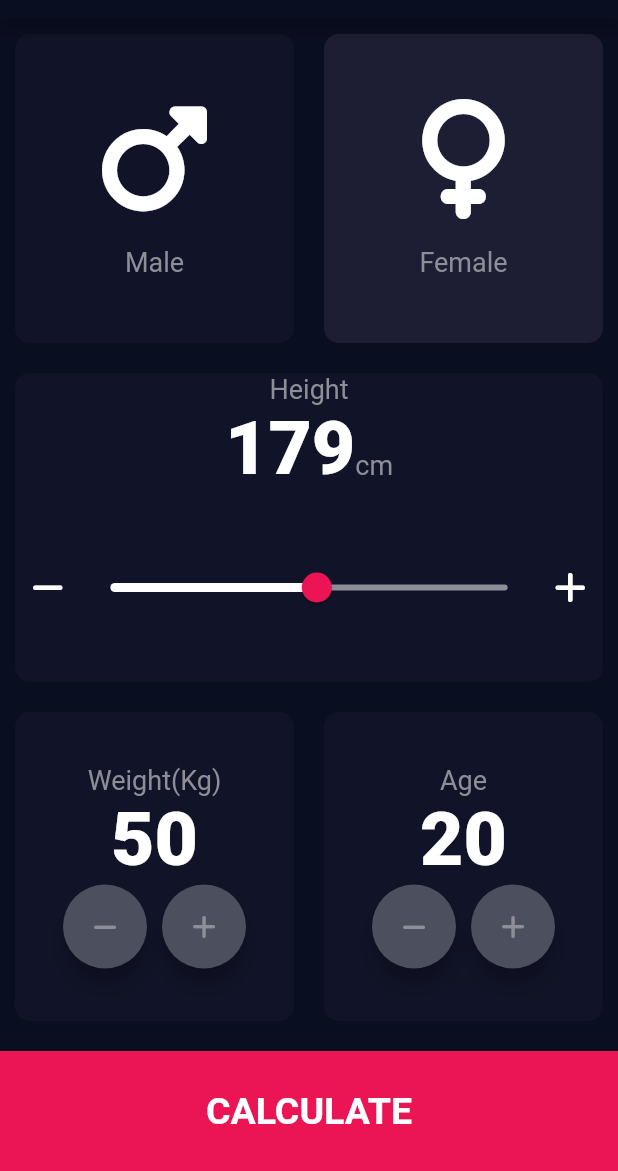
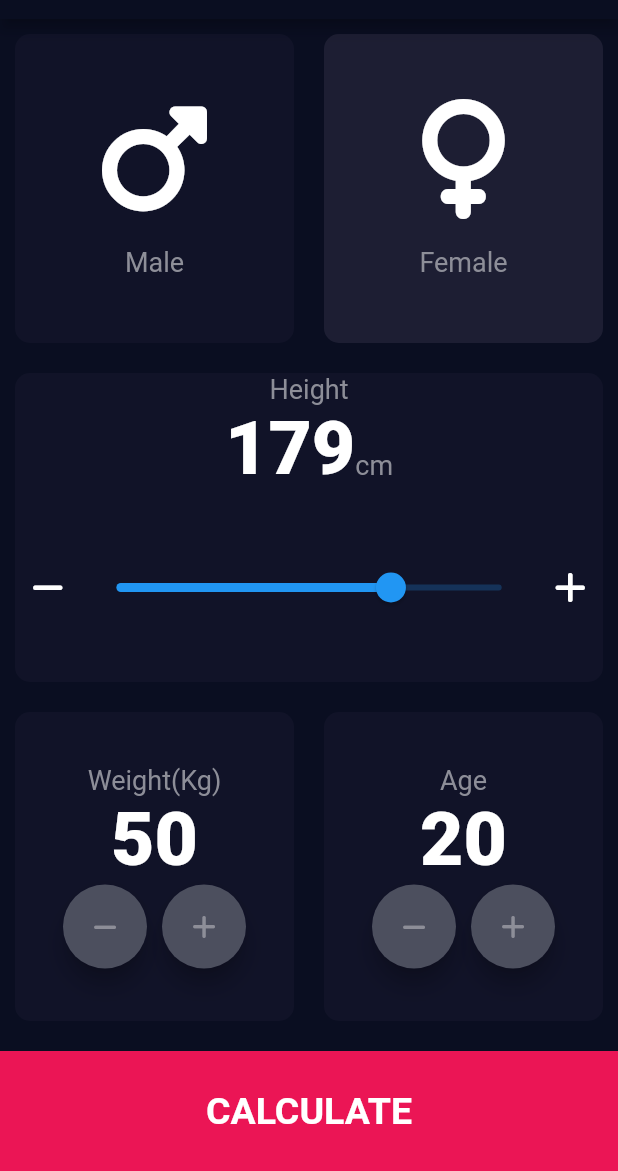
Before and after one commit to habte032/BMI-Calculator, a Flutter app: the screen it shows after launch, after a tap on an icon or button, on a phone screen of 412 x 824 dp, the part 65-1236 px from its top. Run offline on Flutter 3.47's test engine with Material 2 defaults, Android fonts, the phone set to English and light mode, and no system bars; our stand-ins replace font_awesome_flutter.

Commit message:
final-commit

```diff
--- a/lib/Inputpage.dart
+++ b/lib/Inputpage.dart
@@ -85,46 +85,50 @@ class _InputpageState extends State<Inputpage> {
                     mainAxisAlignment: MainAxisAlignment.spaceEvenly,
                     children: [
                       Expanded(
-                         child: IconButton(onPressed: (){
+                        child: IconButton(
+                          onPressed: () {
                             setState(() {
+                              if (height > 1) { // Ensure height doesn't go below 1
                                 height--;
+                              }
                             });
-                         }, icon: Icon(FontAwesomeIcons.minus)
+                          },
+                          icon: Icon(FontAwesomeIcons.minus),
                         ),
                       ),
                       Expanded(
                         flex: 7,
                         child: SliderTheme(
                           data: SliderThemeData(
-                             thumbColor: kpink,
-                             inactiveTrackColor: Color(0xff8d8e98),
-                             activeTrackColor: Colors.white,
-                             overlayColor: Color(0x29eb1555),
-                             thumbShape: RoundSliderThumbShape(enabledThumbRadius: 10),
-                             overlayShape: RoundSliderOverlayShape(overlayRadius: 20),
-
+                            // ... (other slider theme properties)
                           ),
-                           child: Slider(value: height.toDouble(),
-                             min: 100.0,
+                          child: Slider(
+                            value: height.toDouble(),
+                            min: 1.0,
                             max: 250.0,
-                             divisions: 50,
-                             onChanged: (double newValue){
+                            divisions: 250,
+                            onChanged: (double newValue) {
                               setState(() {
-                                 height=newValue.round();
+                                height = newValue.round();
                               });
-                             },),
+                            },
+                          ),
                         ),
                       ),
                       Expanded(
-                         child: IconButton(onPressed: (){
+                        child: IconButton(
+                          onPressed: () {
                             setState(() {
+                              if (height < 250) { // Ensure height doesn't go above 250
                                 height++;
+                              }
                             });
-
-                         }, icon: Icon(FontAwesomeIcons.plus)),
+                          },
+                          icon: Icon(FontAwesomeIcons.plus),
+                        ),
                       )
-
-                     ],),
+                    ],
+                  ),
                 ),
               ],
             ),),
@@ -147,9 +151,10 @@ class _InputpageState extends State<Inputpage> {
                       children: [
                         FloatingActionButton(onPressed: (){
                           setState(() {
+                           if(weight>0) {
                               weight--;
+                           }
                           });
-
                         },
                             backgroundColor: Color(0xff4c4f5e),
                             child: Icon(FontAwesomeIcons.minus,size: 18,color: kiconButtonColor,)
@@ -162,7 +167,7 @@ class _InputpageState extends State<Inputpage> {
 
                         },
                             backgroundColor: Color(0xff4c4f5e),
-                            child: Icon(FontAwesomeIcons.add,size: 18,color: kiconButtonColor,)
+                            child: const Icon(FontAwesomeIcons.add,size: 18,color: kiconButtonColor,)
                         )
                       ],)
                   ],
@@ -182,9 +187,7 @@ class _InputpageState extends State<Inputpage> {
                     children: [
                     FloatingActionButton(onPressed: (){
                       setState(() {
-                        if (age>0){
                           age--;
-                        }
                       });
 
                     },
@@ -194,8 +197,8 @@ class _InputpageState extends State<Inputpage> {
                     SizedBox(width: 10,),
                     FloatingActionButton(onPressed: (){
                       setState(() {
-                        if (age<250){
-                          age++;
+                        if (age>0){
+                          age--;
                         }
                       });
 
```
Lines whose indentation alone changed are shown as unchanged.
